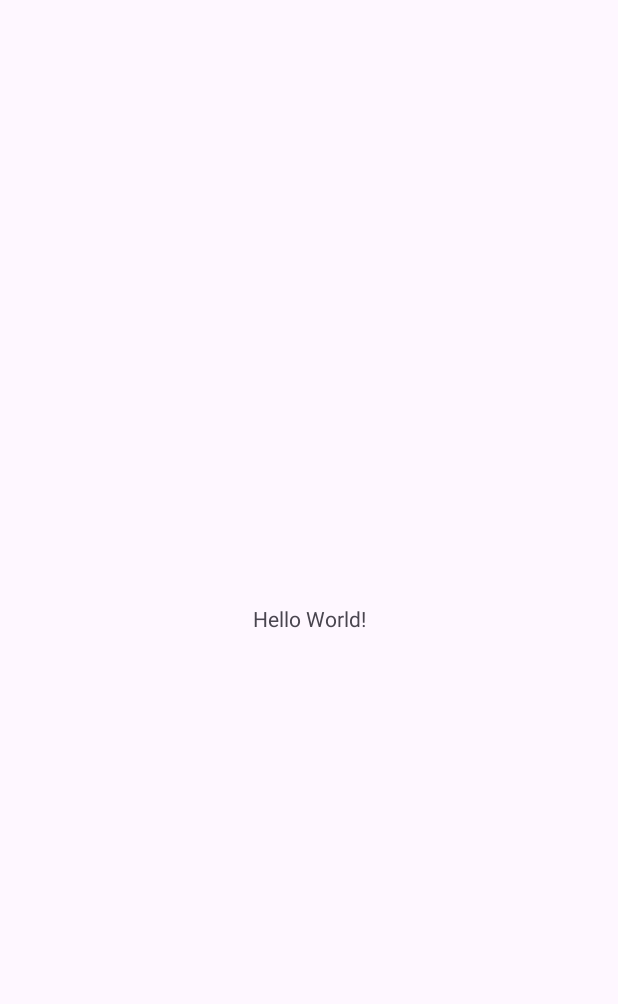
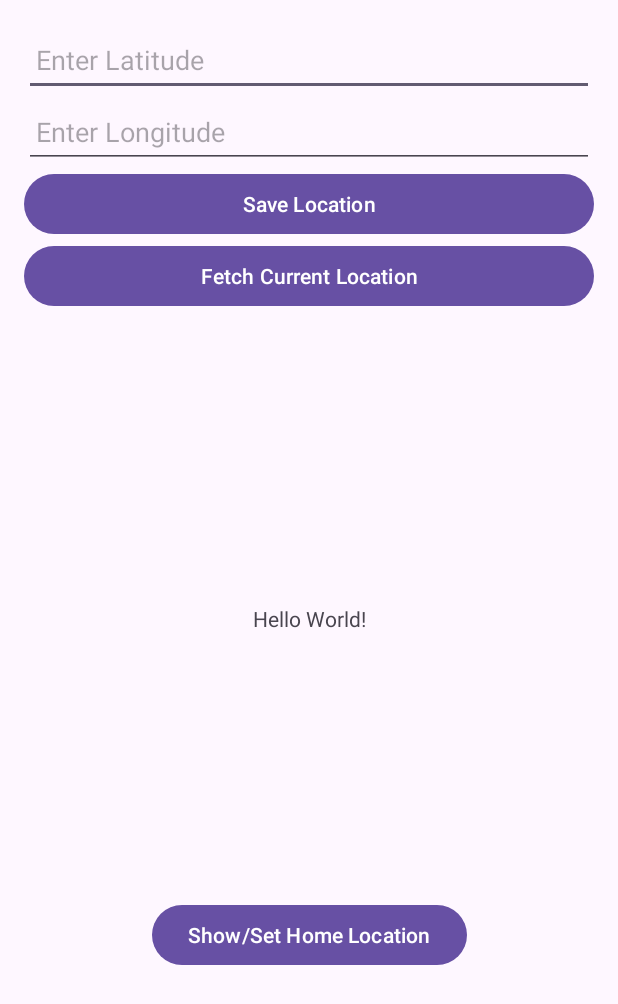
Before and after one commit to CS5520FeinbergFall2023/group-project-group-10, an Android app: the screen it shows after launch (MainActivity), on a phone screen of 412 x 824 dp. Before the commit the part shown is almost empty. Shown: the top 1004 px of the screen. Run offline under Robolectric (Android 15) with nearby library versions, the light colour scheme and no system bars.

Commit message:
Added Fragment to fetch and show location

```diff
--- a/app/src/main/AndroidManifest.xml
+++ b/app/src/main/AndroidManifest.xml
@@ -25,7 +25,7 @@
                 <category android:name="android.intent.category.LAUNCHER" />
             </intent-filter>
         </activity>
-        <service android:name=".services.WeatherService" />
+        <service android:name=".model.services.WeatherService" />
     </application>
 
 </manifest>
--- a/app/src/main/java/northeastern/cs5520fa23/greenthumbs/MainActivity.java
+++ b/app/src/main/java/northeastern/cs5520fa23/greenthumbs/MainActivity.java
@@ -2,7 +2,6 @@ package northeastern.cs5520fa23.greenthumbs;
 
 import androidx.appcompat.app.AppCompatActivity;
 import androidx.core.app.ActivityCompat;
-import androidx.core.content.ContextCompat;
 
 import android.Manifest;
 import android.content.Context;
@@ -13,39 +12,34 @@ import android.location.Location;
 import android.location.LocationListener;
 import android.location.LocationManager;
 import android.os.Bundle;
+import android.view.View;
+import android.widget.Button;
+import android.widget.Toast;
 
-import northeastern.cs5520fa23.greenthumbs.services.WeatherService;
+import northeastern.cs5520fa23.greenthumbs.model.services.WeatherService;
+import northeastern.cs5520fa23.greenthumbs.viewmodel.SetLocationFragment;
 
 public class MainActivity extends AppCompatActivity {
-    private LocationManager locationManager;
-    private LocationListener locationListener;
 
     @Override
     protected void onCreate(Bundle savedInstanceState) {
         super.onCreate(savedInstanceState);
         setContentView(R.layout.activity_main);
 
-        locationManager = (LocationManager) getSystemService(Context.LOCATION_SERVICE);
-        locationListener = new LocationListener() {
+        if (!isHomeLocationSet()) {
+            showSetLocationFragment();
+        } else {
+            startWeatherService();
+        }
+
+        Button btnShowSetLocation = findViewById(R.id.btnShowSetLocation);
+        btnShowSetLocation.setOnClickListener(new View.OnClickListener() {
             @Override
-            public void onLocationChanged(Location location) {
-                startWeatherService();
+            public void onClick(View view) {
+                showSetLocationFragment();
             }
 
-            @Override
-            public void onStatusChanged(String provider, int status, Bundle extras) {}
-
-            @Override
-            public void onProviderEnabled(String provider) {}
-
-            @Override
-            public void onProviderDisabled(String provider) {}
-
-        };
-
-        if (ActivityCompat.checkSelfPermission(this, Manifest.permission.ACCESS_FINE_LOCATION) == PackageManager.PERMISSION_GRANTED) {
-            locationManager.requestLocationUpdates(LocationManager.GPS_PROVIDER, 0, 0, locationListener);
-        }
+        });
     }
 
     private void startWeatherService() {
@@ -59,16 +53,20 @@ public class MainActivity extends AppCompatActivity {
             serviceIntent.putExtra(WeatherService.longitude, longitude);
             startService(serviceIntent);
         } else {
-            // Ask user to set home location
+            // Handle the case where location is not set at this point
         }
     }
 
-    public void saveHomeLocation(double latitude, double longitude) {
+    private boolean isHomeLocationSet() {
         SharedPreferences sharedPreferences = getSharedPreferences("AppPreferences", MODE_PRIVATE);
-        SharedPreferences.Editor editor = sharedPreferences.edit();
-        editor.putFloat("HomeLatitude", (float) latitude);
-        editor.putFloat("HomeLongitude", (float) longitude);
-        editor.apply();
+        return sharedPreferences.contains("HomeLatitude") && sharedPreferences.contains("HomeLongitude");
+    }
+
+    private void showSetLocationFragment() {
+        SetLocationFragment setLocationFragment = new SetLocationFragment();
+        getSupportFragmentManager().beginTransaction()
+                .replace(R.id.fragment_container, setLocationFragment)
+                .commit();
     }
 
 }
--- a/app/src/main/java/northeastern/cs5520fa23/greenthumbs/services/WeatherService.java
+++ b/app/src/main/java/northeastern/cs5520fa23/greenthumbs/model/services/WeatherService.java
@@ -1,4 +1,4 @@
-package northeastern.cs5520fa23.greenthumbs.services;
+package northeastern.cs5520fa23.greenthumbs.model.services;
 
 import android.app.Service;
 import android.content.Intent;
--- /dev/null
+++ b/app/src/main/java/northeastern/cs5520fa23/greenthumbs/viewmodel/SetLocationFragment.java
@@ -0,0 +1,120 @@
+package northeastern.cs5520fa23.greenthumbs.viewmodel;
+
+import android.Manifest;
+import android.content.Context;
+import android.content.SharedPreferences;
+import android.content.pm.PackageManager;
+import android.location.Location;
+import android.location.LocationListener;
+import android.location.LocationManager;
+import android.os.Bundle;
+import android.view.LayoutInflater;
+import android.view.View;
+import android.view.ViewGroup;
+import android.widget.Button;
+import android.widget.EditText;
+
+import androidx.annotation.NonNull;
+import androidx.annotation.Nullable;
+import androidx.core.app.ActivityCompat;
+import androidx.fragment.app.Fragment;
+import androidx.fragment.app.FragmentManager;
+import androidx.fragment.app.FragmentTransaction;
+
+import northeastern.cs5520fa23.greenthumbs.R;
+
+public class SetLocationFragment extends Fragment {
+    private static final int REQUEST_LOCATION_PERMISSION = 1;
+    private EditText editTextLatitude;
+    private EditText editTextLongitude;
+    private Button btnSaveLocation;
+    private Button btnFetchLocation;
+
+    private LocationManager locationManager;
+    private LocationListener locationListener;
+
+    @Nullable
+    @Override
+    public View onCreateView(@NonNull LayoutInflater inflater, @Nullable ViewGroup container, @Nullable Bundle savedInstanceState) {
+        View view = inflater.inflate(R.layout.fragment_set_location, container, false);
+
+        editTextLatitude = view.findViewById(R.id.editTextLatitude);
+        editTextLongitude = view.findViewById(R.id.editTextLongitude);
+        btnSaveLocation = view.findViewById(R.id.btnSaveLocation);
+        btnFetchLocation = view.findViewById(R.id.btnFetchLocation);
+
+        btnSaveLocation.setOnClickListener(v -> saveHomeLocation(
+                Double.parseDouble(editTextLatitude.getText().toString()),
+                Double.parseDouble(editTextLongitude.getText().toString())
+        ));
+
+        btnFetchLocation.setOnClickListener(v -> requestLocationUpdates());
+
+        locationManager = (LocationManager) getActivity().getSystemService(Context.LOCATION_SERVICE);
+
+        prepopulateLocationIfSet();
+        locationListener = new LocationListener() {
+            @Override
+            public void onLocationChanged(Location location) {
+                editTextLatitude.setText(String.valueOf(location.getLatitude()));
+                editTextLongitude.setText(String.valueOf(location.getLongitude()));
+                locationManager.removeUpdates(this); // Stop updates to save battery
+            }
+
+            @Override
+            public void onStatusChanged(String provider, int status, Bundle extras) {}
+
+            @Override
+            public void onProviderEnabled(String provider) {}
+
+            @Override
+            public void onProviderDisabled(String provider) {}
+
+        };
+
+        return view;
+    }
+
+    private void requestLocationUpdates() {
+        if (ActivityCompat.checkSelfPermission(getActivity(), Manifest.permission.ACCESS_FINE_LOCATION) != PackageManager.PERMISSION_GRANTED) {
+            requestPermissions(new String[]{Manifest.permission.ACCESS_FINE_LOCATION}, REQUEST_LOCATION_PERMISSION);
+        } else {
+            locationManager.requestLocationUpdates(LocationManager.GPS_PROVIDER, 0, 0, locationListener);
+        }
+    }
+
+    @Override
+    public void onRequestPermissionsResult(int requestCode, @NonNull String[] permissions, @NonNull int[] grantResults) {
+        if (requestCode == REQUEST_LOCATION_PERMISSION) {
+            if (grantResults.length > 0 && grantResults[0] == PackageManager.PERMISSION_GRANTED) {
+                requestLocationUpdates();
+            } else {
+                // Handle the case where permission is denied
+            }
+        }
+    }
+
+    private void saveHomeLocation(double latitude, double longitude) {
+        SharedPreferences sharedPreferences = getActivity().getSharedPreferences("AppPreferences", Context.MODE_PRIVATE);
+        SharedPreferences.Editor editor = sharedPreferences.edit();
+        editor.putFloat("HomeLatitude", (float) latitude);
+        editor.putFloat("HomeLongitude", (float) longitude);
+        editor.apply();
+
+        FragmentManager fragmentManager = getActivity().getSupportFragmentManager();
+        FragmentTransaction transaction = fragmentManager.beginTransaction();
+        transaction.remove(SetLocationFragment.this);
+        transaction.commit();
+    }
+
+    private void prepopulateLocationIfSet() {
+        SharedPreferences sharedPreferences = getActivity().getSharedPreferences("AppPreferences", Context.MODE_PRIVATE);
+        if (sharedPreferences.contains("HomeLatitude") && sharedPreferences.contains("HomeLongitude")) {
+            float latitude = sharedPreferences.getFloat("HomeLatitude", 0);
+            float longitude = sharedPreferences.getFloat("HomeLongitude", 0);
+            editTextLatitude.setText(String.valueOf(latitude));
+            editTextLongitude.setText(String.valueOf(longitude));
+        }
+    }
+
+}
--- a/app/src/main/res/layout/activity_main.xml
+++ b/app/src/main/res/layout/activity_main.xml
@@ -6,7 +6,26 @@
     android:layout_height="match_parent"
     tools:context=".MainActivity">
 
+    <FrameLayout
+        android:id="@+id/fragment_container"
+        android:layout_width="match_parent"
+        android:layout_height="match_parent"
+        tools:layout_editor_absoluteX="-16dp"
+        tools:layout_editor_absoluteY="347dp">
+    </FrameLayout>
+
+    <Button
+        android:id="@+id/btnShowSetLocation"
+        android:layout_width="wrap_content"
+        android:layout_height="wrap_content"
+        android:text="Show/Set Home Location"
+        app:layout_constraintBottom_toBottomOf="parent"
+        app:layout_constraintEnd_toEndOf="parent"
+        app:layout_constraintStart_toStartOf="parent"
+        app:layout_constraintTop_toBottomOf="@+id/textView" />
+
     <TextView
+        android:id="@+id/textView"
         android:layout_width="wrap_content"
         android:layout_height="wrap_content"
         android:text="Hello World!"
--- /dev/null
+++ b/app/src/main/res/layout/fragment_set_location.xml
@@ -0,0 +1,34 @@
+<?xml version="1.0" encoding="utf-8"?>
+<LinearLayout xmlns:android="http://schemas.android.com/apk/res/android"
+    android:layout_width="match_parent"
+    android:layout_height="match_parent"
+    android:orientation="vertical"
+    android:padding="16dp">
+
+    <EditText
+        android:id="@+id/editTextLatitude"
+        android:layout_width="match_parent"
+        android:layout_height="48dp"
+        android:hint="Enter Latitude"
+        android:padding="8dp"/>
+
+    <EditText
+        android:id="@+id/editTextLongitude"
+        android:layout_width="match_parent"
+        android:layout_height="48dp"
+        android:hint="Enter Longitude"
+        android:padding="8dp"/>
+
+    <Button
+        android:id="@+id/btnSaveLocation"
+        android:layout_width="match_parent"
+        android:layout_height="wrap_content"
+        android:text="Save Location"/>
+
+    <Button
+        android:id="@+id/btnFetchLocation"
+        android:layout_width="match_parent"
+        android:layout_height="wrap_content"
+        android:text="Fetch Current Location"/>
+
+</LinearLayout>
--- a/app/src/main/res/values/strings.xml
+++ b/app/src/main/res/values/strings.xml
@@ -1,3 +1,5 @@
 <resources>
     <string name="app_name">Green Thumbs</string>
+    <!-- TODO: Remove or change this placeholder text -->
+    <string name="hello_blank_fragment">Hello blank fragment</string>
 </resources>
```
